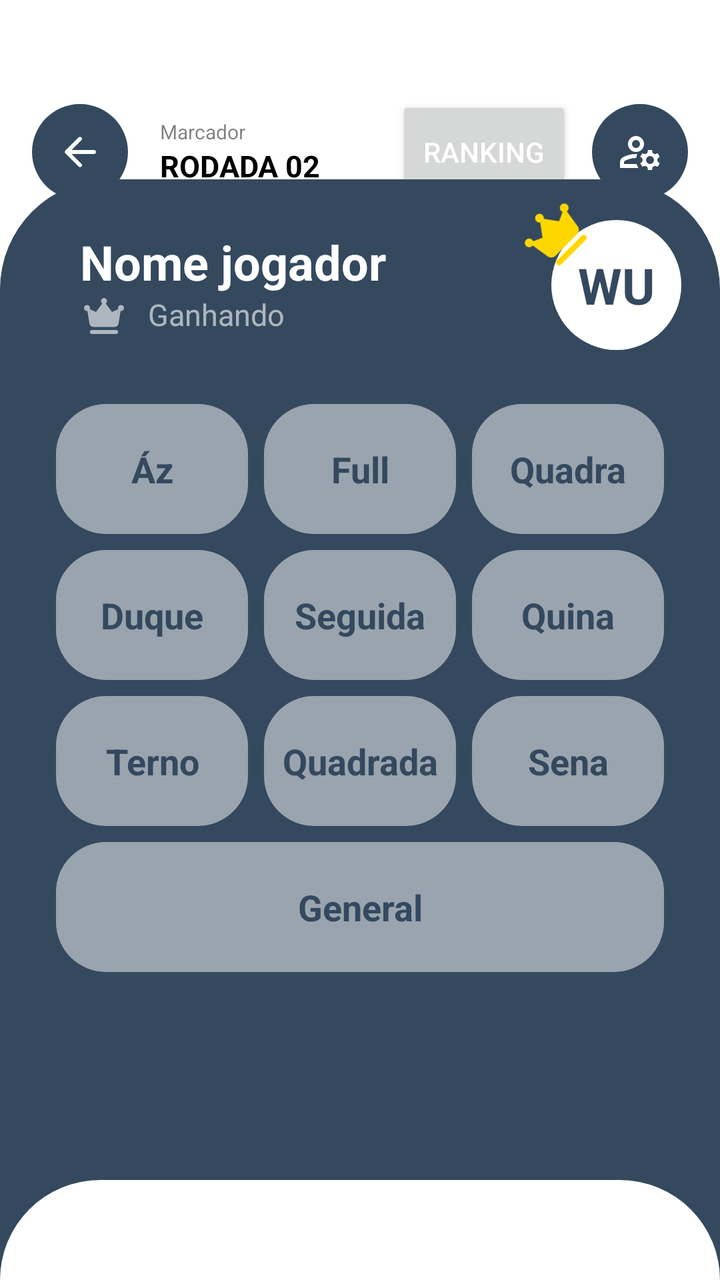
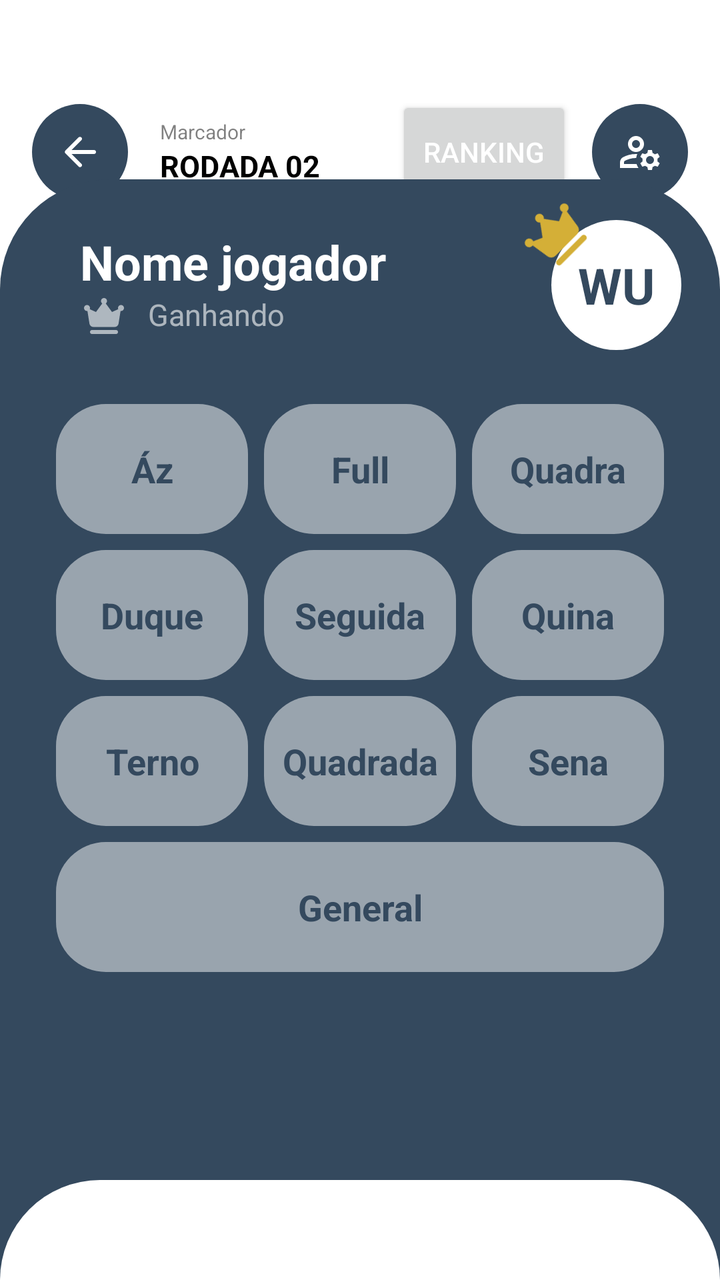

Compare the two renders of this Android layout. The source of the first and the diff that turns it into the second are given below.
<!-- AndroidManifest.xml: application theme Base.Theme.KingOfBozo.Standard -->
<!-- res/layout/fragment_marcar_jogo.xml -->
<?xml version="1.0" encoding="utf-8"?>
<androidx.constraintlayout.widget.ConstraintLayout xmlns:android="http://schemas.android.com/apk/res/android"
    android:layout_width="match_parent"
    android:layout_height="match_parent"
    android:paddingTop="32dp"
    xmlns:app="http://schemas.android.com/apk/res-auto"
    xmlns:tools="http://schemas.android.com/tools"
    android:background="?attr/cardBackgroundColor">

    <LinearLayout
        android:id="@+id/action_bar"
        android:layout_width="match_parent"
        android:layout_height="wrap_content"
        android:layout_margin="16dp"
        android:gravity="center_vertical"
        app:layout_constraintTop_toTopOf="parent">

        <ImageView
            android:id="@+id/button_back"
            android:layout_width="48dp"
            android:layout_height="48dp"
            android:backgroundTint="?attr/colorPrimary"
            android:background="@drawable/background_circle"
            android:padding="12dp"
            android:src="@drawable/ic_arrow_back"
            app:tint="?attr/customTextBackground"
            tools:ignore="ContentDescription" />

        <LinearLayout
            android:layout_width="0dp"
            android:layout_height="wrap_content"
            android:layout_marginStart="16dp"
            android:orientation="vertical"
            android:layout_weight="1">

            <TextView
                android:layout_width="wrap_content"
                android:layout_height="wrap_content"
                android:text="Marcador"
                android:alpha="0.5"
                android:textColor="?attr/textFillColor"
                android:textSize="10sp" />

            <TextView
                android:id="@+id/total_rodadas"
                android:layout_width="wrap_content"
                android:layout_height="wrap_content"
                android:text="RODADA 02"
                android:textColor="?attr/textFillColor"
                android:textSize="15sp"
                android:textStyle="bold" />

        </LinearLayout>

        <Button
            android:id="@+id/btn_ranking_durante_jogo"
            android:layout_width="wrap_content"
            android:layout_height="56dp"
            android:text="Ranking"
            android:textColor="?attr/customTextBackground"
            app:icon="@drawable/ic_ranking"
            app:iconGravity="textStart"
            app:iconTint="?attr/customTextBackground" />

        <ImageView
            android:id="@+id/button_gerenciar_jogadores"
            android:layout_width="48dp"
            android:layout_height="48dp"
            android:backgroundTint="?attr/colorPrimary"
            android:background="@drawable/background_circle_yellow"
            android:padding="12dp"
            app:tint="?attr/customTextBackground"
            android:src="@drawable/ic_gerenciar_jogador"
            android:layout_marginStart="10dp"
            tools:ignore="ContentDescription" />

    </LinearLayout>

    <TextView
        android:id="@+id/pontos_rodada"
        android:layout_width="0dp"
        android:layout_height="0dp"
        android:text="0"
        android:gravity="center"
        android:fontFamily="@font/agencyb"
        android:textColor="?attr/textFillColor"
        app:autoSizeTextType="uniform"
        app:autoSizeMinTextSize="50sp"
        app:autoSizeMaxTextSize="250sp"
        app:layout_constraintTop_toBottomOf="@id/action_bar"
        app:layout_constraintBottom_toTopOf="@id/form_add_player"
        app:layout_constraintStart_toStartOf="parent"
        app:layout_constraintEnd_toEndOf="parent" />

    <LinearLayout
        android:id="@+id/form_add_player"
        android:layout_width="match_parent"
        android:layout_height="wrap_content"
        android:background="@drawable/bottom_sheet_background"
        android:backgroundTint="?attr/colorPrimary"
        android:orientation="vertical"
        android:paddingHorizontal="24dp"
        android:paddingTop="25dp"
        android:paddingBottom="130dp"
        android:clipChildren="false"
        android:clipToPadding="false"
        app:layout_constraintBottom_toBottomOf="parent">

        <LinearLayout
            android:layout_width="match_parent"
            android:layout_height="wrap_content"
            android:clipChildren="false"
            android:clipToPadding="false">

            <LinearLayout
                android:layout_width="0dp"
                android:layout_height="wrap_content"
                android:orientation="vertical"
                android:layout_weight="1"
                android:paddingStart="16dp">
                <TextView
                    android:id="@+id/text_player_name"
                    android:layout_width="wrap_content"
                    android:layout_height="wrap_content"
                    android:text="Nome jogador"
                    android:textColor="?attr/customTextBackground"
                    android:textSize="24sp"
                    android:textStyle="bold" />

                <TextView
                    android:id="@+id/text_status"
                    android:layout_width="wrap_content"
                    android:layout_height="wrap_content"
                    android:text="Ganhando"
                    android:alpha="0.6"
                    android:textColor="?attr/customTextBackground"
                    android:textSize="15sp"
                    android:gravity="start"
                    app:drawableStartCompat="@drawable/ic_crown"
                    app:drawableTint="?attr/customTextBackground"
                    android:drawablePadding="10dp"/>

            </LinearLayout>


            <FrameLayout
                android:id="@+id/avatarContainer"
                android:layout_width="95dp"
                android:layout_height="95dp"
                android:clickable="true"
                android:focusable="true"
                android:padding="15dp"
                android:layout_marginTop="-20dp"
                android:layout_marginEnd="-20dp"
                android:clipChildren="false"
                android:clipToPadding="false">

                <ImageView
                    android:id="@+id/icon_king"
                    android:layout_width="37dp"
                    android:layout_height="35dp"
                    android:layout_marginStart="-16dp"
                    android:layout_marginTop="-10dp"
                    android:elevation="1dp"
                    android:importantForAccessibility="no"
                    android:rotation="-45"
                    android:src="@drawable/ic_crown"
                    app:tint="@color/king" />

                <TextView
                    android:id="@+id/sigla_nome"
                    android:layout_width="match_parent"
                    android:layout_height="match_parent"
                    android:background="@drawable/background_circle"
                    android:backgroundTint="?attr/customTextBackground"
                    android:text="WU"
                    android:textColor="?attr/colorPrimary"
                    android:textStyle="bold"
                    android:textSize="25sp"
                    android:gravity="center" />

                <com.google.android.material.imageview.ShapeableImageView
                    android:id="@+id/imagePlayerAvatarDetail"
                    android:layout_width="match_parent"
                    android:layout_height="match_parent"
                    android:scaleType="centerCrop"
                    android:src="@drawable/ic_person"
                    android:visibility="gone"
                    app:shapeAppearanceOverlay="@style/ShapeAppearance.Material3.Corner.Full" />

            </FrameLayout>
        </LinearLayout>

        <GridLayout
            android:layout_width="match_parent"
            android:layout_height="wrap_content"
            android:layout_marginBottom="20dp"
            android:columnCount="3"
            android:rowCount="4"
            android:layout_marginTop="8dp">

            <TextView
                android:id="@+id/valor_az"
                android:layout_height="65dp"
                android:layout_width="0dp"
                android:backgroundTint="?attr/customTextBackground"
                android:background="@drawable/background_card_black"
                android:textColor="?attr/colorPrimary"
                android:text="Áz"
                android:textSize="18sp"
                android:textStyle="bold"
                android:gravity="center"
                android:alpha="0.5"
                android:layout_row="0"
                android:layout_column="0"
                android:layout_columnWeight="1"
                android:layout_gravity="fill"
                android:layout_margin="4dp"/>

            <TextView
                android:id="@+id/valor_full"
                android:layout_height="65dp"
                android:layout_width="0dp"
                android:backgroundTint="?attr/customTextBackground"
                android:background="@drawable/background_card_black"
                android:textColor="?attr/colorPrimary"
                android:text="Full"
                android:textSize="18sp"
                android:textStyle="bold"
                android:gravity="center"
                android:alpha="0.5"
                android:layout_row="0"
                android:layout_column="1"
                android:layout_columnWeight="1"
                android:layout_gravity="fill"
                android:layout_margin="4dp"/>

            <TextView
                android:id="@+id/valor_quadra"
                android:layout_height="65dp"
                android:layout_width="0dp"
                android:backgroundTint="?attr/customTextBackground"
                android:background="@drawable/background_card_black"
                android:textColor="?attr/colorPrimary"
                android:text="Quadra"
                android:textSize="18sp"
                android:textStyle="bold"
                android:gravity="center"
                android:alpha="0.5"
                android:layout_row="0"
                android:layout_column="2"
                android:layout_columnWeight="1"
                android:layout_gravity="fill"
                android:layout_margin="4dp"/>

            <TextView
                android:id="@+id/valor_duque"
                android:layout_height="65dp"
                android:layout_width="0dp"
                android:backgroundTint="?attr/customTextBackground"
                android:background="@drawable/background_card_black"
                android:textColor="?attr/colorPrimary"
                android:text="Duque"
                android:textSize="18sp"
                android:textStyle="bold"
                android:gravity="center"
                android:alpha="0.5"
                android:layout_row="1"
                android:layout_column="0"
                android:layout_columnWeight="1"
                android:layout_gravity="fill"
                android:layout_margin="4dp"/>

            <TextView
                android:id="@+id/valor_seguida"
                android:layout_height="65dp"
                android:layout_width="0dp"
                android:backgroundTint="?attr/customTextBackground"
                android:background="@drawable/background_card_black"
                android:textColor="?attr/colorPrimary"
                android:text="Seguida"
                android:textSize="18sp"
                android:textStyle="bold"
                android:gravity="center"
                android:alpha="0.5"
                android:layout_row="1"
                android:layout_column="1"
                android:layout_columnWeight="1"
                android:layout_gravity="fill"
                android:layout_margin="4dp"/>

            <TextView
                android:id="@+id/valor_quina"
                android:layout_height="65dp"
                android:layout_width="0dp"
                android:backgroundTint="?attr/customTextBackground"
                android:background="@drawable/background_card_black"
                android:textColor="?attr/colorPrimary"
                android:text="Quina"
                android:textSize="18sp"
                android:textStyle="bold"
                android:gravity="center"
                android:alpha="0.5"
                android:layout_row="1"
                android:layout_column="2"
                android:layout_columnWeight="1"
                android:layout_gravity="fill"
                android:layout_margin="4dp"/>

            <TextView
                android:id="@+id/valor_terno"
                android:layout_height="65dp"
                android:layout_width="0dp"
                android:backgroundTint="?attr/customTextBackground"
                android:background="@drawable/background_card_black"
                android:textColor="?attr/colorPrimary"
                android:text="Terno"
                android:textSize="18sp"
                android:textStyle="bold"
                android:gravity="center"
                android:alpha="0.5"
                android:layout_row="2"
                android:layout_column="0"
                android:layout_columnWeight="1"
                android:layout_gravity="fill"
                android:layout_margin="4dp"/>

            <TextView
                android:id="@+id/valor_quadrada"
                android:layout_height="65dp"
                android:layout_width="0dp"
                android:backgroundTint="?attr/customTextBackground"
                android:background="@drawable/background_card_black"
                android:textColor="?attr/colorPrimary"
                android:text="Quadrada"
                android:textSize="18sp"
                android:textStyle="bold"
                android:gravity="center"
                android:alpha="0.5"
                android:layout_row="2"
                android:layout_column="1"
                android:layout_columnWeight="1"
                android:layout_gravity="fill"
                android:layout_margin="4dp"/>

            <TextView
                android:id="@+id/valor_sena"
                android:layout_height="65dp"
                android:layout_width="0dp"
                android:backgroundTint="?attr/customTextBackground"
                android:background="@drawable/background_card_black"
                android:textColor="?attr/colorPrimary"
                android:text="Sena"
                android:textSize="18sp"
                android:textStyle="bold"
                android:gravity="center"
                android:alpha="0.5"
                android:layout_row="2"
                android:layout_column="2"
                android:layout_columnWeight="1"
                android:layout_gravity="fill"
                android:layout_margin="4dp"/>

            <TextView
                android:id="@+id/valor_general"
                android:layout_height="65dp"
                android:layout_width="0dp"
                android:backgroundTint="?attr/customTextBackground"
                android:background="@drawable/background_card_black"
                android:textColor="?attr/colorPrimary"
                android:text="General"
                android:textSize="18sp"
                android:textStyle="bold"
                android:gravity="center"
                android:alpha="0.5"
                android:layout_row="3"
                android:layout_column="0"
                android:layout_columnSpan="3"
                android:layout_columnWeight="1"
                android:layout_gravity="fill"
                android:layout_margin="4dp"/>

        </GridLayout>

    </LinearLayout>

    <LinearLayout
        android:id="@+id/navigation_bar_container"
        android:layout_width="match_parent"
        android:layout_height="wrap_content"
        android:background="@drawable/bottom_sheet_background"
        android:backgroundTint="?attr/cardBackgroundColor"
        android:orientation="vertical"
        android:clipChildren="false"
        android:clipToPadding="false"
        android:paddingBottom="15dp"
        app:layout_constraintBottom_toBottomOf="parent">

        <androidx.recyclerview.widget.RecyclerView
            android:id="@+id/recyclerViewJogadoresRodada"
            android:layout_width="match_parent"
            android:layout_height="wrap_content"
            app:layoutManager="androidx.recyclerview.widget.LinearLayoutManager"
            android:orientation="horizontal"
            android:paddingTop="35dp"
            tools:listitem="@layout/item_jogador_selection"
            android:clipChildren="false"
            android:clipToPadding="false"/>

    </LinearLayout>

</androidx.constraintlayout.widget.ConstraintLayout>
<!-- res/layout/item_jogador_selection.xml (included above) -->
<?xml version="1.0" encoding="utf-8"?>
<androidx.constraintlayout.widget.ConstraintLayout xmlns:android="http://schemas.android.com/apk/res/android"
    xmlns:app="http://schemas.android.com/apk/res-auto"
    xmlns:tools="http://schemas.android.com/tools"
    android:layout_width="wrap_content"
    android:layout_height="wrap_content"
    android:background="?attr/selectableItemBackground"
    android:clipChildren="false"
    android:clipToPadding="false">

    <RelativeLayout
        android:id="@+id/avatar_container_jogo"
        android:layout_width="81dp"
        android:layout_height="81dp"
        android:padding="8dp"
        tools:ignore="MissingConstraints"
        android:clipChildren="false"
        android:clipToPadding="false">
        <ImageView
            android:id="@+id/icon_king"
            android:layout_width="wrap_content"
            android:layout_height="wrap_content"
            android:elevation="1dp"
            android:importantForAccessibility="no"
            android:rotation="-45"
            android:layout_marginTop="-3dp"
            android:layout_marginStart="-3dp"
            android:layout_alignParentTop="true"
            android:src="@drawable/ic_crown"
            app:tint="@color/king"/>


        <ImageView
            android:id="@+id/icon_position"
            android:layout_width="20dp"
            android:layout_height="20dp"
            android:elevation="1dp"
            android:importantForAccessibility="no"
            android:src="@drawable/ic_1"
            app:tint="?attr/colorPrimary"
            android:layout_marginBottom="-6dp"
            android:backgroundTint="?attr/customTextBackground"
            android:background="@drawable/circle_background"
            android:layout_alignParentBottom="true"
            android:layout_centerInParent="true"/>

        <ImageView
            android:id="@+id/icon_empate"
            android:layout_width="match_parent"
            android:layout_height="match_parent"
            android:backgroundTint="?attr/colorPrimary"
            android:background="@drawable/background_circle"
            android:layout_centerInParent="true"/>

        <TextView
            android:id="@+id/sigla_nome"
            android:layout_width="55dp"
            android:layout_height="55dp"
            android:backgroundTint="?attr/customBackground"
            android:background="@drawable/background_circle"
            android:text="WU"
            android:textColor="?attr/colorPrimary"
            android:textStyle="bold"
            android:textSize="25dp"
            android:gravity="center"
            android:layout_centerInParent="true"/>


        <com.google.android.material.imageview.ShapeableImageView
            android:id="@+id/imagePlayerAvatarJogo"
            android:layout_width="55dp"
            android:layout_height="55dp"
            android:scaleType="centerCrop"
            android:src="@drawable/ic_person"
            android:layout_centerInParent="true"
            app:shapeAppearanceOverlay="@style/ShapeAppearance.Material3.Corner.Full" />


    </RelativeLayout>

</androidx.constraintlayout.widget.ConstraintLayout>
<!-- resources referenced by this layout -->
<resources>
  <color name="king">#FFD700</color>
  <!-- drawable background_card_black (drawable) -->
  <shape xmlns:android="http://schemas.android.com/apk/res/android"
      android:shape="rectangle">
      <solid android:color="@color/fundo_light" />
      <corners android:radius="25dp" />
  </shape>
  <!-- drawable background_circle (drawable) -->
  <?xml version="1.0" encoding="utf-8"?>
  <shape xmlns:android="http://schemas.android.com/apk/res/android"
      android:shape="oval">
      <solid android:color="@color/fundo_light" />
  </shape>
  <!-- drawable background_circle_yellow (drawable) -->
  <?xml version="1.0" encoding="utf-8"?>
  <shape xmlns:android="http://schemas.android.com/apk/res/android"
      android:shape="oval">
      <solid android:color="@color/fundo_light" />
  </shape>
  <!-- drawable bottom_sheet_background (drawable) -->
  <?xml version="1.0" encoding="utf-8"?>
  <shape xmlns:android="http://schemas.android.com/apk/res/android"
      android:shape="rectangle">
      <solid android:color="@color/fundo_light"/>
      <corners android:topLeftRadius="55dp" android:topRightRadius="55dp"/>
  </shape>
  <!-- drawable circle_background (drawable) -->
  <?xml version="1.0" encoding="utf-8"?>
  <shape xmlns:android="http://schemas.android.com/apk/res/android"
      android:shape="oval">
      <solid android:color="@color/fundo_light" />
  </shape>
  <!-- drawable ic_1 (drawable) -->
  <vector xmlns:android="http://schemas.android.com/apk/res/android"
      android:width="24dp"
      android:height="24dp"
      android:viewportWidth="960"
      android:viewportHeight="960"
      android:tint="@color/fundo_light">
    <path
        android:fillColor="@android:color/white"
        android:pathData="M480,880Q397,880 324,848.5Q251,817 197,763Q143,709 111.5,636Q80,563 80,480Q80,397 111.5,324Q143,251 197,197Q251,143 324,111.5Q397,80 480,80Q563,80 636,111.5Q709,143 763,197Q817,251 848.5,324Q880,397 880,480Q880,563 848.5,636Q817,709 763,763Q709,817 636,848.5Q563,880 480,880ZM460,360L460,640Q460,657 471.5,668.5Q483,680 500,680Q517,680 528.5,668.5Q540,657 540,640L540,320Q540,303 528.5,291.5Q517,280 500,280L420,280Q403,280 391.5,291.5Q380,303 380,320Q380,337 391.5,348.5Q403,360 420,360L460,360Z"/>
  </vector>
  <!-- drawable ic_arrow_back (drawable) -->
  <vector xmlns:android="http://schemas.android.com/apk/res/android"
      android:width="24dp"
      android:height="24dp"
      android:viewportWidth="960"
      android:viewportHeight="960"
      android:tint="@color/fundo_light"
      android:autoMirrored="true">
    <path
        android:fillColor="@android:color/white"
        android:pathData="M313,520L509,716Q521,728 520.5,744Q520,760 508,772Q496,783 480,783.5Q464,784 452,772L188,508Q182,502 179.5,495Q177,488 177,480Q177,472 179.5,465Q182,458 188,452L452,188Q463,177 479.5,177Q496,177 508,188Q520,200 520,216.5Q520,233 508,245L313,440L760,440Q777,440 788.5,451.5Q800,463 800,480Q800,497 788.5,508.5Q777,520 760,520L313,520Z"/>
  </vector>
  <color name="fundo_light">#EFEFEF</color>
  <color name="padrao">#34495e</color>
  <color name="text_dark">#000000</color>
  <color name="text_light">#FFFFFF</color>
  <color name="icon_dark">#000000</color>
  <color name="icon_light">#FFFFFF</color>
  <color name="card_light">#FFFFFF</color>
  <color name="card_dark">#313131</color>
  <!-- unchanged entries left out for length: 6 -->
</resources>

<!-- the commit's change to res/layout/fragment_marcar_jogo.xml (unified diff, before → after) -->
@@ -165,7 +165,7 @@
                     android:importantForAccessibility="no"
                     android:rotation="-45"
                     android:src="@drawable/ic_crown"
-                    app:tint="@color/king" />
+                    app:tint="@color/premium" />
 
                 <TextView
                     android:id="@+id/sigla_nome"
@@ -440,7 +440,7 @@
             android:layout_marginStart="-3dp"
             android:layout_alignParentTop="true"
             android:src="@drawable/ic_crown"
-            app:tint="@color/king"/>
+            app:tint="@color/premium"/>
 
 
         <ImageView
<!-- resource entries referenced after the edit -->
@@ -1,6 +1,6 @@
 <!-- resources referenced by this layout -->
 <resources>
-  <color name="king">#FFD700</color>
+  <color name="premium">#D4AF37</color>
   <!-- drawable background_card_black (drawable) -->
   <shape xmlns:android="http://schemas.android.com/apk/res/android"
       android:shape="rectangle">
@@ -62,7 +62,7 @@
   <color name="icon_dark">#000000</color>
   <color name="icon_light">#FFFFFF</color>
   <color name="card_light">#FFFFFF</color>
-  <color name="card_dark">#313131</color>
+  <color name="card_dark">#17212A</color>
   <!-- unchanged entries left out for length: 6 -->
 </resources>
 
